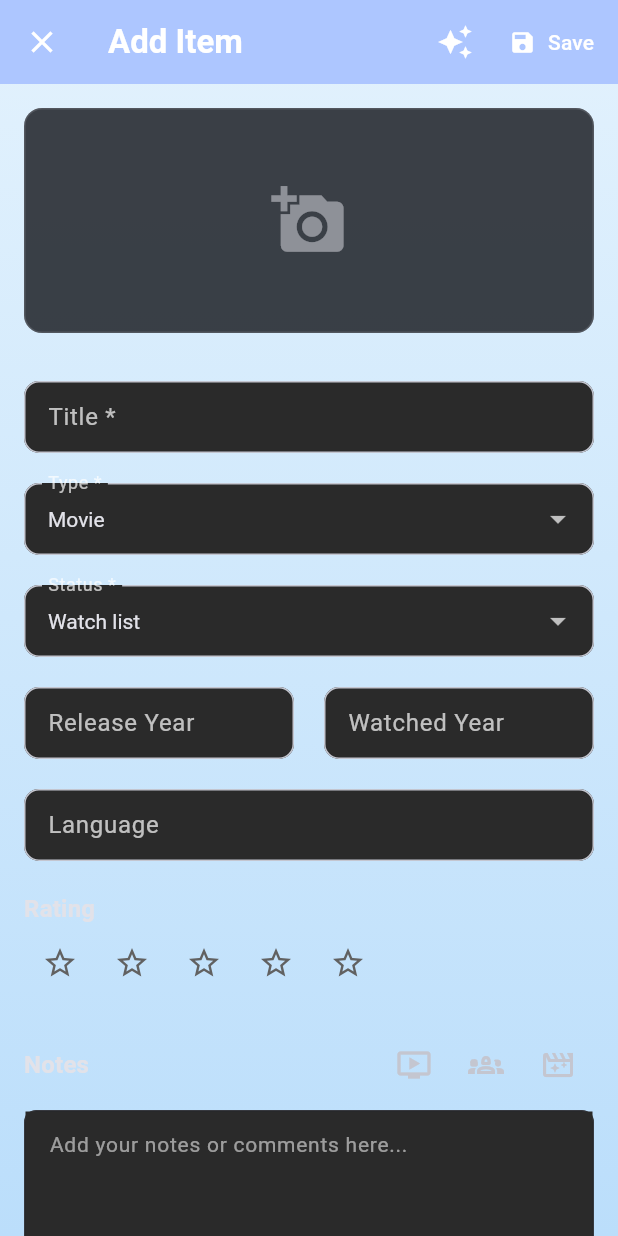
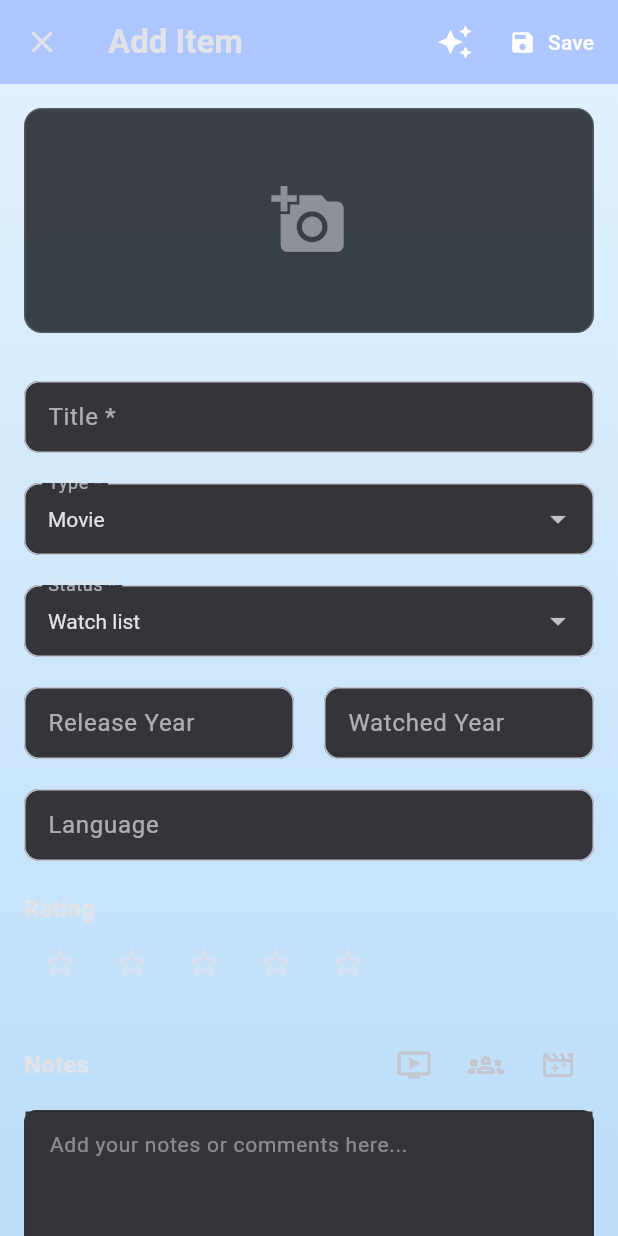
Before and after one commit to janipalliravi/mediavault, a Flutter app: the screen it shows after launch, after a tap on the "add" icon, on a phone screen of 412 x 824 dp. Run offline on Flutter 3.47's test engine with Material 3 defaults, Android fonts, the phone set to English and light mode, and no system bars; our stand-ins replace cached_network_image, file_picker, fl_chart, flutter_rating_bar, flutter_secure_storage, image_picker and 8 more; missing offline and left inert: crop_your_image, encrypt, file_saver, tmdb_api; accounts and stored records are empty.

Commit message:
Align entire app with accent color and theme
- Changed app theme to use colorScheme for all backgrounds and text colors
- Dark theme: scaffoldBackgroundColor now uses colorScheme.surface instead of hardcoded colors
- Light theme: scaffoldBackgroundColor now uses colorScheme.surface instead of grey
- All text colors now use colorScheme.onSurface for proper visibility
- AppBar, FAB, inputs, dropdowns, cards all use theme colors
- StatsCard background now uses colorScheme.surface with theme-aware text
- MediaCard error placeholders use theme colors instead of grey
- Rating star colors use theme colors for lower ratings
- Related items screen uses theme colors for empty state
- Analytics screen uses theme colors for chart and labels
- Home screen item count text uses theme color
- All screens now properly align with chosen accent color and theme

```diff
--- a/lib/screens/add_edit_screen.dart
+++ b/lib/screens/add_edit_screen.dart
@@ -163,9 +163,9 @@
       if (rating >= 5) return const Color(0xFFFFD700); // bright gold
       if (rating >= 4) return const Color(0xFFE6C200); // gold
       if (rating >= 3) return const Color(0xFFCCAA00); // dark gold/bronze
-      if (rating >= 2) return Colors.grey.shade400; // grey for 2 stars
-      if (rating >= 1) return Colors.grey.shade600; // dark grey for 1 star
-      return Colors.grey.shade700; // darkest for 0 stars
+      if (rating >= 2) return Theme.of(context).colorScheme.onSurface.withValues(alpha: 0.4); // grey for 2 stars
+      if (rating >= 1) return Theme.of(context).colorScheme.onSurface.withValues(alpha: 0.6); // dark grey for 1 star
+      return Theme.of(context).colorScheme.onSurface.withValues(alpha: 0.7); // darkest for 0 stars
     }
     return Row(
       children: List.generate(5, (i) {
--- a/lib/screens/home_screen.dart
+++ b/lib/screens/home_screen.dart
@@ -1048,7 +1048,7 @@
 
                   style: TextStyle(
 
-                    color: Colors.grey[600],
+                    color: Theme.of(context).colorScheme.onSurface.withValues(alpha: 0.6),
 
                     fontSize: 12,
 
--- a/lib/theme/app_theme.dart
+++ b/lib/theme/app_theme.dart
@@ -22,36 +22,36 @@
 
       return darkBase.copyWith(
         colorScheme: darkColorScheme,
-        scaffoldBackgroundColor: amoled ? Colors.black : const Color(0xFF121212),
-        textTheme: textTheme.apply(bodyColor: Colors.white, displayColor: Colors.white),
+        scaffoldBackgroundColor: amoled ? Colors.black : darkColorScheme.surface,
+        textTheme: textTheme.apply(bodyColor: darkColorScheme.onSurface, displayColor: darkColorScheme.onSurface),
         appBarTheme: AppBarTheme(
-          backgroundColor: const Color(0xFF1E1E1E),
-          foregroundColor: Colors.white,
+          backgroundColor: darkColorScheme.surface,
+          foregroundColor: darkColorScheme.onSurface,
           elevation: 0,
         ),
         floatingActionButtonTheme: FloatingActionButtonThemeData(
-          backgroundColor: seed,
-          foregroundColor: Colors.white,
+          backgroundColor: darkColorScheme.primary,
+          foregroundColor: darkColorScheme.onPrimary,
         ),
         inputDecorationTheme: InputDecorationTheme(
           filled: true,
-          fillColor: const Color(0xFF2A2A2A),
+          fillColor: darkColorScheme.surfaceContainerHighest,
           border: OutlineInputBorder(
             borderRadius: BorderRadius.circular(ThemeSpacing.radius12),
-            borderSide: const BorderSide(color: Color(0xFF404040)),
+            borderSide: BorderSide(color: darkColorScheme.outline),
           ),
           contentPadding: const EdgeInsets.symmetric(horizontal: 12, vertical: 12),
-          labelStyle: const TextStyle(color: Colors.white70),
-          hintStyle: const TextStyle(color: Colors.white54),
+          labelStyle: TextStyle(color: darkColorScheme.onSurface.withValues(alpha: 0.7)),
+          hintStyle: TextStyle(color: darkColorScheme.onSurface.withValues(alpha: 0.5)),
         ),
         dropdownMenuTheme: DropdownMenuThemeData(
-          textStyle: const TextStyle(color: Colors.white),
+          textStyle: TextStyle(color: darkColorScheme.onSurface),
           menuStyle: MenuStyle(
-            backgroundColor: WidgetStateProperty.all(const Color(0xFF2A2A2A)),
+            backgroundColor: WidgetStateProperty.all(darkColorScheme.surfaceContainerHighest),
           ),
         ),
         cardTheme: CardThemeData(
-          color: const Color(0xFF1E1E1E),
+          color: darkColorScheme.surface,
           elevation: 2,
           shape: RoundedRectangleBorder(borderRadius: BorderRadius.circular(ThemeSpacing.radius12)),
         ),
@@ -78,33 +78,36 @@
 
       return lightBase.copyWith(
         colorScheme: lightColorScheme,
-        scaffoldBackgroundColor: const Color(0xFFEFF2F5),
-        textTheme: textTheme.apply(bodyColor: Colors.black87, displayColor: Colors.black87),
+        scaffoldBackgroundColor: lightColorScheme.surface,
+        textTheme: textTheme.apply(bodyColor: lightColorScheme.onSurface, displayColor: lightColorScheme.onSurface),
         appBarTheme: AppBarTheme(
-          backgroundColor: seed,
-          foregroundColor: Colors.white,
+          backgroundColor: lightColorScheme.primary,
+          foregroundColor: lightColorScheme.onPrimary,
           elevation: 0,
         ),
         floatingActionButtonTheme: FloatingActionButtonThemeData(
-          backgroundColor: seed,
-          foregroundColor: Colors.white,
+          backgroundColor: lightColorScheme.primary,
+          foregroundColor: lightColorScheme.onPrimary,
         ),
         inputDecorationTheme: InputDecorationTheme(
           filled: true,
-          fillColor: Colors.white,
-          border: OutlineInputBorder(borderRadius: BorderRadius.circular(ThemeSpacing.radius12)),
+          fillColor: lightColorScheme.surfaceContainerHighest,
+          border: OutlineInputBorder(
+            borderRadius: BorderRadius.circular(ThemeSpacing.radius12),
+            borderSide: BorderSide(color: lightColorScheme.outline),
+          ),
           contentPadding: const EdgeInsets.symmetric(horizontal: 12, vertical: 12),
-          labelStyle: const TextStyle(color: Colors.black87),
-          hintStyle: const TextStyle(color: Colors.black54),
+          labelStyle: TextStyle(color: lightColorScheme.onSurface.withValues(alpha: 0.7)),
+          hintStyle: TextStyle(color: lightColorScheme.onSurface.withValues(alpha: 0.5)),
         ),
         dropdownMenuTheme: DropdownMenuThemeData(
-          textStyle: const TextStyle(color: Colors.black87),
+          textStyle: TextStyle(color: lightColorScheme.onSurface),
           menuStyle: MenuStyle(
-            backgroundColor: WidgetStateProperty.all(Colors.white),
+            backgroundColor: WidgetStateProperty.all(lightColorScheme.surfaceContainerHighest),
           ),
         ),
         cardTheme: CardThemeData(
-          color: Colors.white,
+          color: lightColorScheme.surface,
           elevation: 1,
           shape: RoundedRectangleBorder(borderRadius: BorderRadius.circular(ThemeSpacing.radius12)),
         ),
--- a/lib/widgets/stats_card.dart
+++ b/lib/widgets/stats_card.dart
@@ -21,7 +21,7 @@
     final theme = Theme.of(context);
     return Container(
       decoration: BoxDecoration(
-        color: theme.cardColor,
+        color: theme.colorScheme.surface,
         borderRadius: BorderRadius.circular(ThemeSpacing.radius12),
         boxShadow: [
           BoxShadow(
@@ -40,7 +40,10 @@
             SizedBox(width: gap / 2),
             Text(
               '$count',
-              style: theme.textTheme.titleMedium?.copyWith(fontWeight: FontWeight.bold),
+              style: theme.textTheme.titleMedium?.copyWith(
+                fontWeight: FontWeight.bold,
+                color: theme.colorScheme.onSurface,
+              ),
               maxLines: 1,
               overflow: TextOverflow.ellipsis,
               softWrap: false,
@@ -49,7 +52,9 @@
             Expanded(
               child: Text(
                 label,
-                style: theme.textTheme.bodySmall,
+                style: theme.textTheme.bodySmall?.copyWith(
+                  color: theme.colorScheme.onSurface,
+                ),
                 overflow: TextOverflow.ellipsis,
                 maxLines: 1,
                 softWrap: false,
```
Also changed, not shown: lib/screens/analytics_screen.dart (+8 -3 lines), lib/screens/related_items_screen.dart (+4 -4 lines), lib/widgets/media_card.dart (+15 -15 lines).
